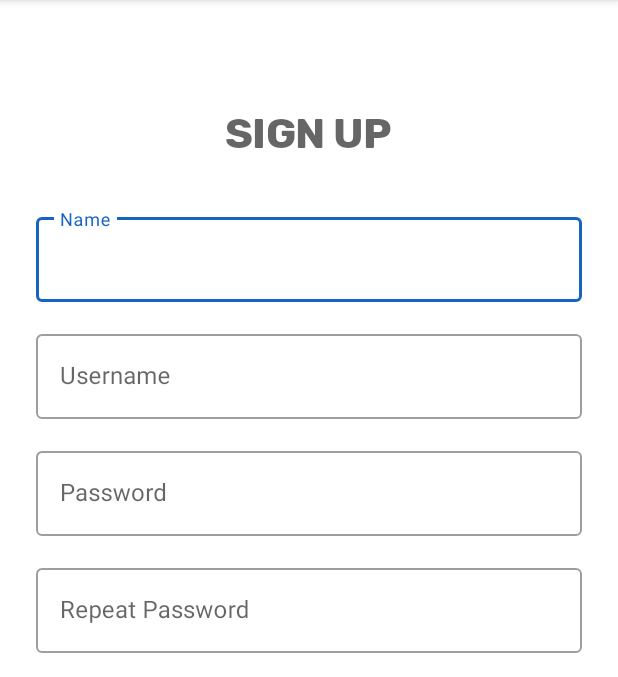
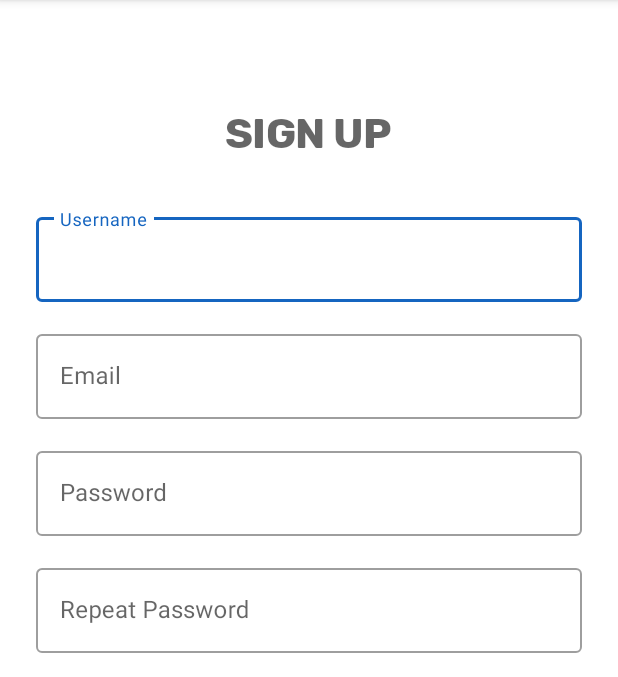
Before and after one commit to rizkyyusfian/OnlineShop, an Android app: the SignUpActivity screen opened directly, with no data from a screen before it, on a phone screen of 412 x 824 dp, the part 84-761 px from its top. Run offline under Robolectric (Android 15) with nearby library versions, the phone set to English and light mode, and no system bars; our stand-ins replace Volley.

Commit message:
buat fungsi signup (masih error)

```diff
--- a/app/src/main/res/layout/activity_sign_up.xml
+++ b/app/src/main/res/layout/activity_sign_up.xml
@@ -7,14 +7,14 @@
     tools:context=".SignUpActivity">
 
     <com.google.android.material.textfield.TextInputLayout
-        android:id="@+id/txtLayoutSignupName"
+        android:id="@+id/txtLayoutSignupUsername"
         style="@style/Widget.MaterialComponents.TextInputLayout.OutlinedBox"
         android:layout_width="match_parent"
         android:layout_height="wrap_content"
         android:layout_marginStart="24dp"
         android:layout_marginTop="32dp"
         android:layout_marginEnd="24dp"
-        android:hint="Name"
+        android:hint="Username"
         app:hintAnimationEnabled="true"
         app:hintEnabled="true"
         app:layout_constraintEnd_toEndOf="parent"
@@ -22,28 +22,28 @@
         app:layout_constraintTop_toBottomOf="@+id/textView9">
 
         <com.google.android.material.textfield.TextInputEditText
-            android:id="@+id/txtSignupName"
+            android:id="@+id/txtSignupUsername"
             android:layout_width="match_parent"
             android:layout_height="wrap_content" />
     </com.google.android.material.textfield.TextInputLayout>
 
     <com.google.android.material.textfield.TextInputLayout
-        android:id="@+id/txtLayoutSignupUsername"
+        android:id="@+id/txtLayoutSignupEmail"
         style="@style/Widget.MaterialComponents.TextInputLayout.OutlinedBox"
         android:layout_width="match_parent"
         android:layout_height="wrap_content"
         android:layout_marginStart="24dp"
         android:layout_marginTop="16dp"
         android:layout_marginEnd="24dp"
-        android:hint="Username"
+        android:hint="Email"
         app:hintAnimationEnabled="true"
         app:hintEnabled="true"
         app:layout_constraintEnd_toEndOf="parent"
         app:layout_constraintStart_toStartOf="parent"
-        app:layout_constraintTop_toBottomOf="@+id/txtLayoutSignupName">
+        app:layout_constraintTop_toBottomOf="@+id/txtLayoutSignupUsername">
 
         <com.google.android.material.textfield.TextInputEditText
-            android:id="@+id/txtSignupUsername"
+            android:id="@+id/txtSignupEmail"
             android:layout_width="match_parent"
             android:layout_height="wrap_content" />
     </com.google.android.material.textfield.TextInputLayout>
@@ -61,7 +61,7 @@
         app:hintEnabled="true"
         app:layout_constraintEnd_toEndOf="parent"
         app:layout_constraintStart_toStartOf="parent"
-        app:layout_constraintTop_toBottomOf="@+id/txtLayoutSignupUsername">
+        app:layout_constraintTop_toBottomOf="@+id/txtLayoutSignupEmail">
 
         <com.google.android.material.textfield.TextInputEditText
             android:id="@+id/txtSignupPassword"
```
Also changed, not shown: app/src/main/java/com/ubaya/onlineshop/SignUpActivity.kt (+24 -29 lines).
